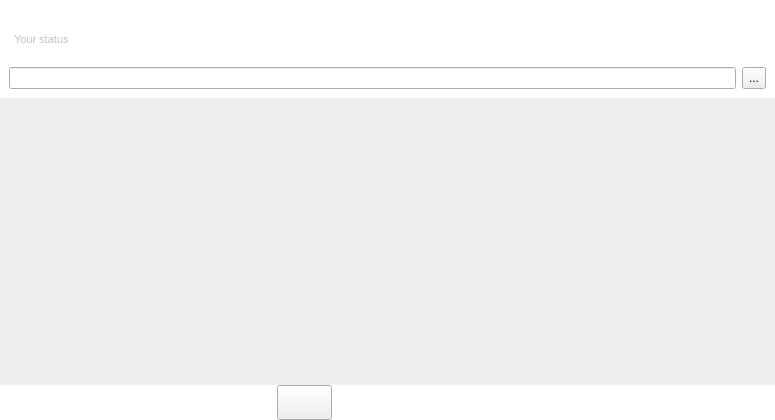
qTox/qTox, file src/mainwindow.ui: the form before one commit.
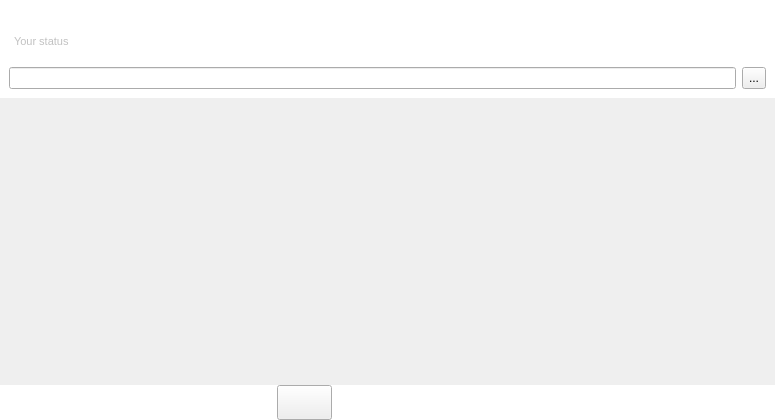
The form after the commit. Icons and pictures are not drawn. Custom widgets are drawn as their Qt base class.

Commit message:
fix(UI): prevent status message from stretching profile corner
Profile corner could stretch vertically if status message contained
newlines.

Nothing else beside setting a maximum vertical size worked.

What changed in the file:
```diff
--- a/src/mainwindow.ui
+++ b/src/mainwindow.ui
@@ -880,6 +880,12 @@
                    <verstretch>0</verstretch>
                   </sizepolicy>
                  </property>
+                 <property name="maximumSize">
+                  <size>
+                   <width>16777215</width>
+                   <height>15</height>
+                  </size>
+                 </property>
                  <property name="palette">
                   <palette>
                    <active>
```
